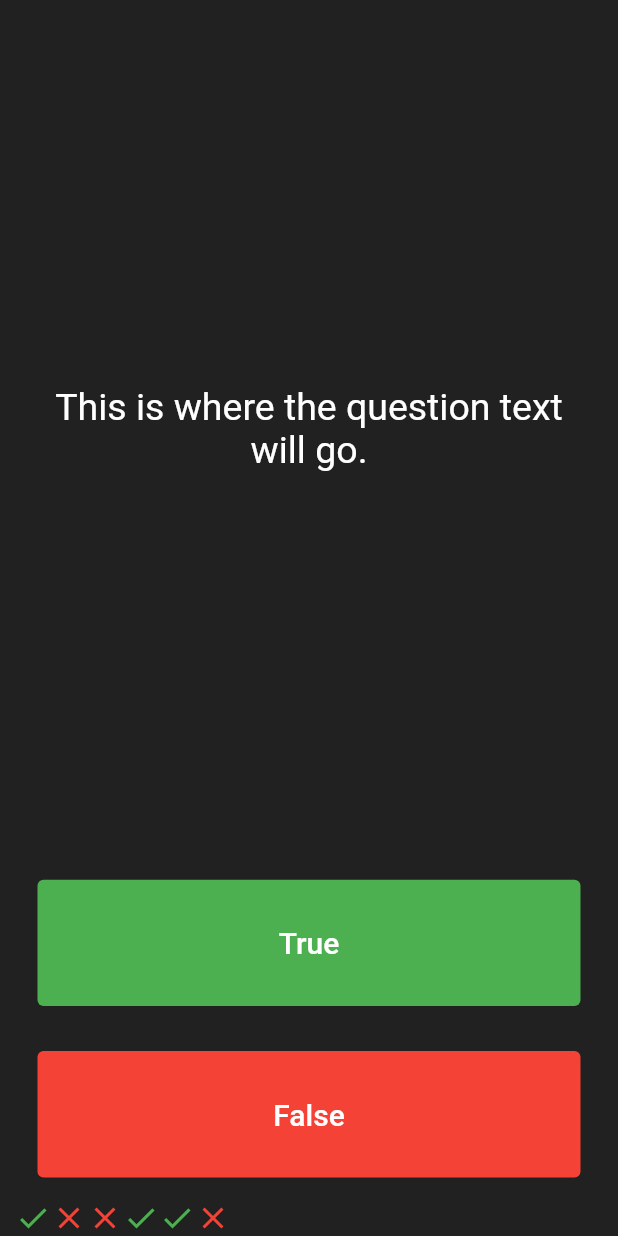
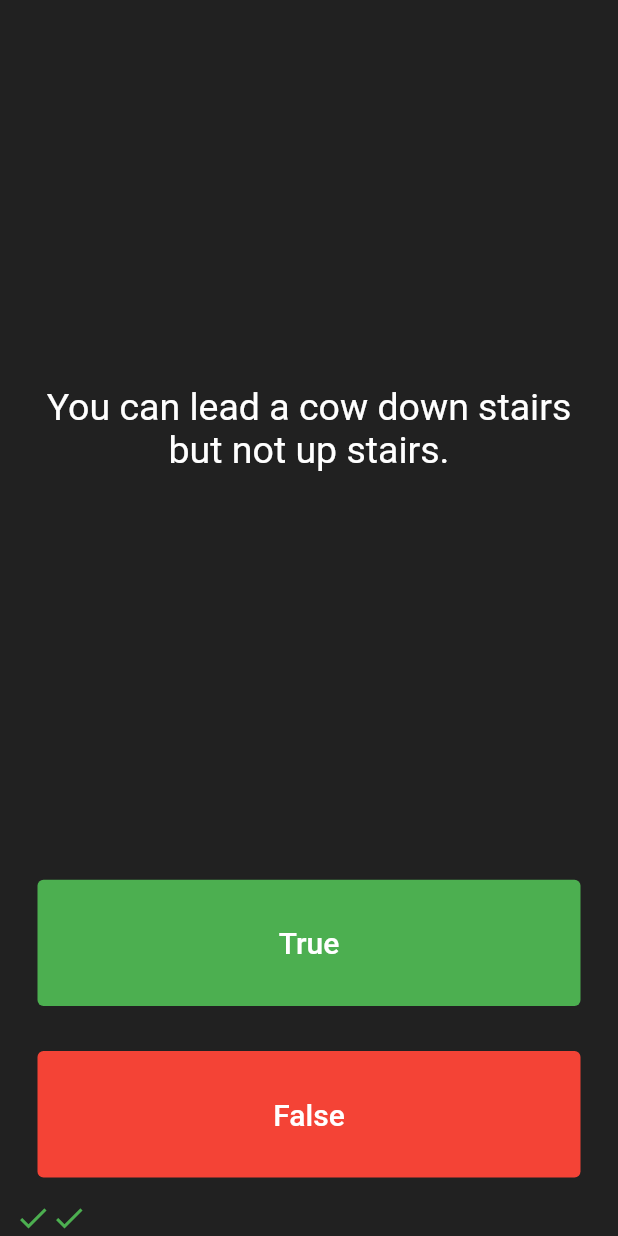
Before and after one commit to boomer30/quizzler_flutter, a Flutter app: the screen it shows after launch, after a tap on "True", after a tap on "False", on a phone screen of 412 x 824 dp. Run offline on Flutter 3.47's test engine with Material 2 defaults, Android fonts, the phone set to English and light mode, and no system bars.

Commit message:
Implemented full functionality

```diff
--- a/lib/main.dart
+++ b/lib/main.dart
@@ -25,12 +25,44 @@ class QuizPage extends StatefulWidget {
 }
 
 class _QuizPageState extends State<QuizPage> {
-  List<Icon> scoreKeeper = [
-    Icon(Icons.check, color: Colors.green),
-    Icon(Icons.close, color: Colors.red),
-    Icon(Icons.close, color: Colors.red),
-    Icon(Icons.check, color: Colors.green)
+  List<Icon> scoreKeeper = [];
+  List<List> questions = [
+    ['You can lead a cow down stairs but not up stairs.', false],
+    ['Approximately one quarter of human bones are in the feet.', true],
+    ['A slug\'s blood is green.', true]
   ];
+  int questionIndex = 1;
+  Icon rightAnswer() {
+    return Icon(
+      Icons.check,
+      color: Colors.green,
+    );
+  }
+
+  Icon wrongAnswer() {
+    return Icon(
+      Icons.close,
+      color: Colors.red,
+    );
+  }
+
+  Icon getAnswer() {
+    Icon answer;
+    if (questions[questionIndex][1] == true) {
+      scoreKeeper.add(answer = rightAnswer());
+    } else {
+      scoreKeeper.add(answer = wrongAnswer());
+    }
+    return answer;
+  }
+
+  void updateQuestionIndex() {
+    questionIndex++;
+    if (questionIndex >= questions.length) {
+      questionIndex = 0;
+    }
+  }
+
   @override
   Widget build(BuildContext context) {
     return Column(
@@ -43,7 +75,7 @@ class _QuizPageState extends State<QuizPage> {
             padding: EdgeInsets.all(10.0),
             child: Center(
               child: Text(
-                'This is where the question text will go.',
+                questions[questionIndex][0],
                 textAlign: TextAlign.center,
                 style: TextStyle(
                   fontSize: 25.0,
@@ -69,12 +101,8 @@ class _QuizPageState extends State<QuizPage> {
               ),
               onPressed: () {
                 setState(() {
-                  scoreKeeper.add(
-                    Icon(
-                      Icons.check,
-                      color: Colors.green,
-                    ),
-                  );
+                  getAnswer();
+                  updateQuestionIndex();
                 });
               },
             ),
@@ -96,12 +124,8 @@ class _QuizPageState extends State<QuizPage> {
               ),
               onPressed: () {
                 setState(() {
-                  scoreKeeper.add(
-                    Icon(
-                      Icons.close,
-                      color: Colors.red,
-                    ),
-                  );
+                  getAnswer();
+                  updateQuestionIndex();
                 });
               },
             ),
```
Also changed, not shown: 1 other file.
